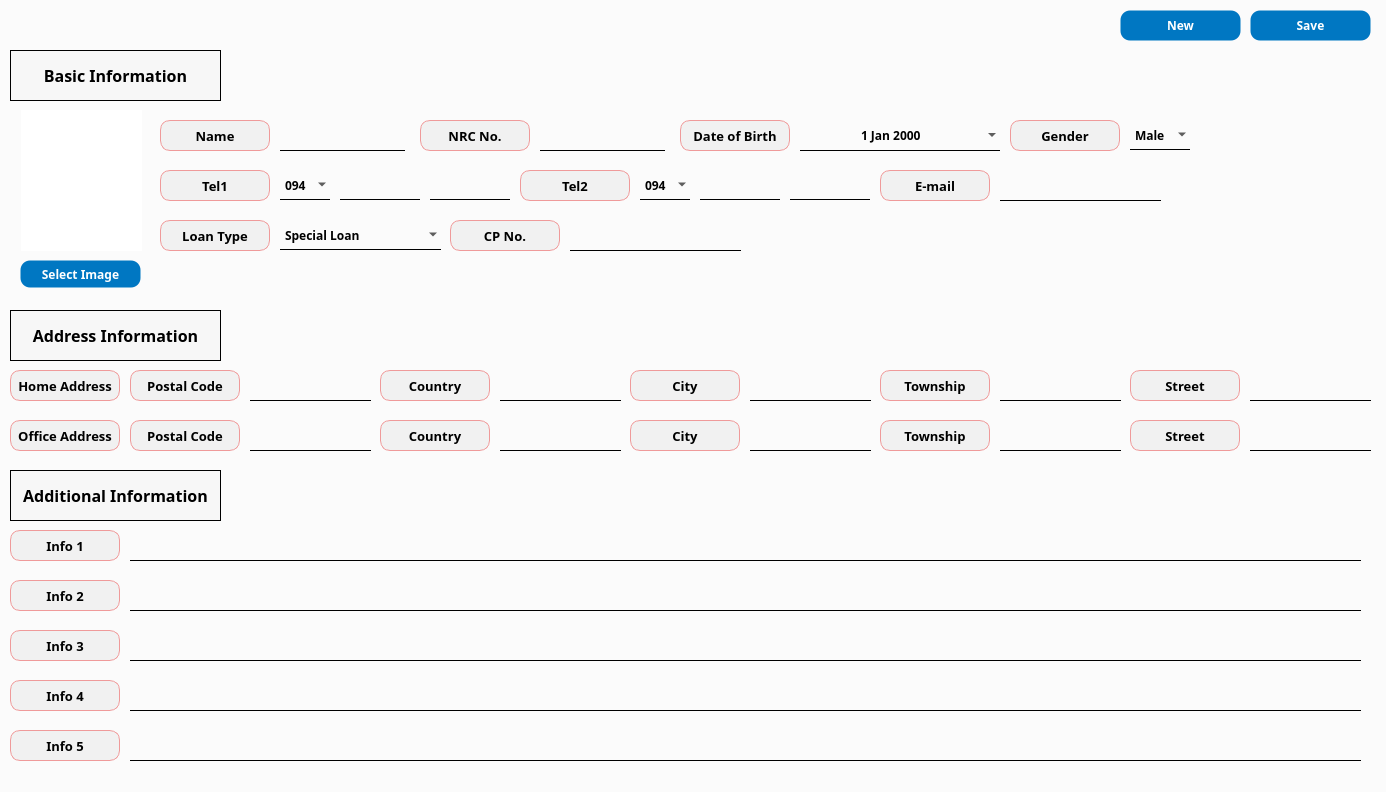
Above: app/src/pages/registration/customer.ui from DY-Microfinance-Customer-Management/dymf-algorithm before the change. Below: the same form after it.
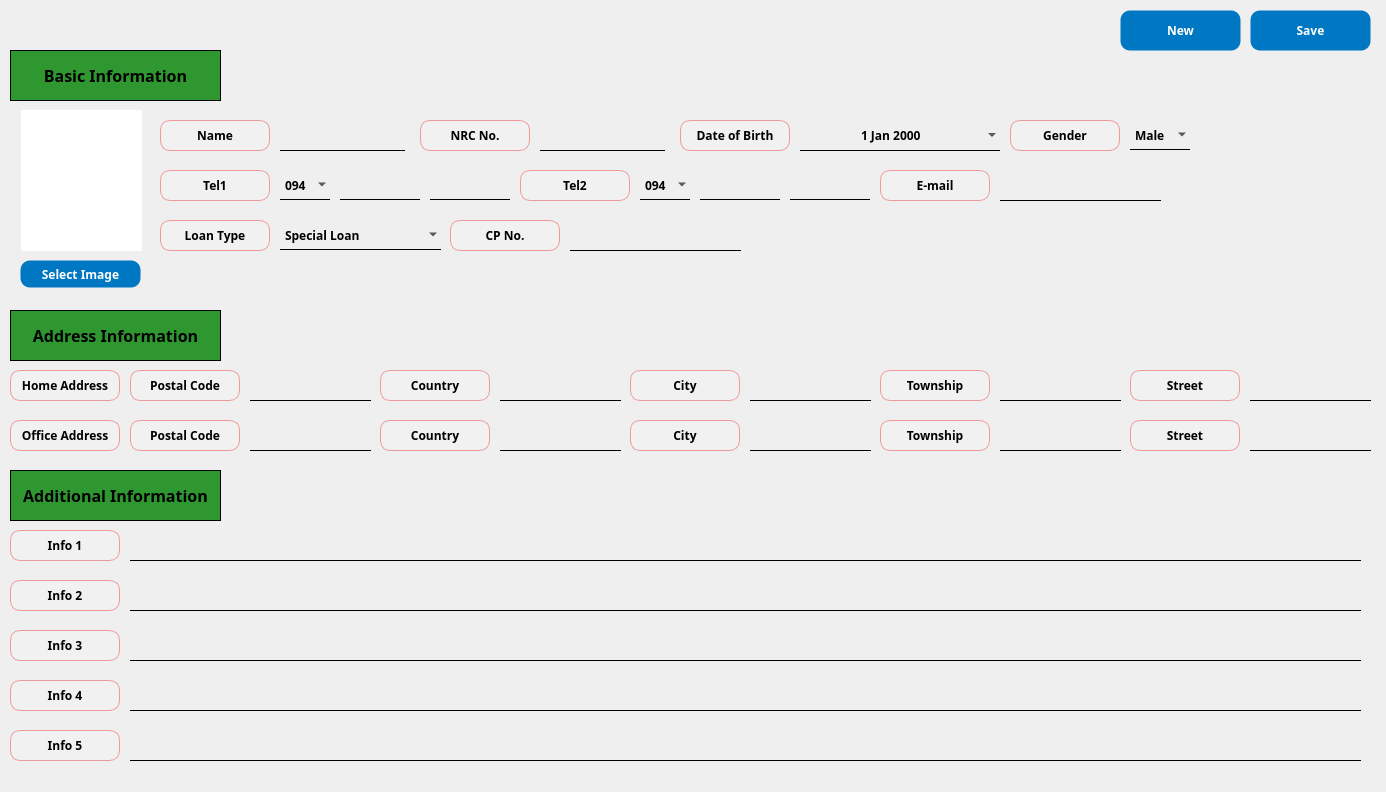
That is the form after the change.

Diff of the .ui file:
```diff
--- a/app/src/pages/registration/customer.ui
+++ b/app/src/pages/registration/customer.ui
@@ -26,7 +26,32 @@
    <string>Customer Management</string>
   </property>
   <property name="styleSheet">
-   <string notr="true">background-color: #fbfbfb;</string>
+   <string notr="true">background-color: #fbfbfb;
+
+QPushButton {
+    background-color: #0077c2;
+    color: white;
+    border: 1px solid transparent;
+    border-radius: 10px;
+    padding: 5px 10px;
+}
+
+QPushButton:hover {
+    border: 1px solid white;
+}
+
+QPushButton:pressed {
+    background-color: #005f9e;
+    padding-top: 6px;
+    padding-bottom: 4px;
+}
+
+QPushButton:disabled {
+    background-color: lightgray;
+    color: gray;
+    border: 1px solid gray;
+}
+</string>
   </property>
   <widget class="QWidget" name="centralwidget">
    <property name="minimumSize">
@@ -41,12 +66,13 @@
       <x>1120</x>
       <y>10</y>
       <width>121</width>
-      <height>31</height>
+      <height>41</height>
      </rect>
     </property>
     <property name="font">
      <font>
       <family>Arial Black</family>
+      <pointsize>9</pointsize>
       <weight>75</weight>
       <bold>true</bold>
      </font>
@@ -87,12 +113,13 @@
       <x>1250</x>
       <y>10</y>
       <width>121</width>
-      <height>31</height>
+      <height>41</height>
      </rect>
     </property>
     <property name="font">
      <font>
       <family>Arial Black</family>
+      <pointsize>9</pointsize>
       <weight>75</weight>
       <bold>true</bold>
      </font>
@@ -206,7 +233,7 @@
     <property name="font">
      <font>
       <family>Arial Black</family>
-      <pointsize>10</pointsize>
+      <pointsize>9</pointsize>
       <weight>75</weight>
       <bold>true</bold>
      </font>
@@ -388,7 +415,7 @@
     <property name="font">
      <font>
       <family>Arial Black</family>
-      <pointsize>10</pointsize>
+      <pointsize>9</pointsize>
       <weight>75</weight>
       <bold>true</bold>
      </font>
@@ -483,7 +510,7 @@
     <property name="font">
      <font>
       <family>Arial Black</family>
-      <pointsize>10</pointsize>
+      <pointsize>9</pointsize>
       <weight>75</weight>
       <bold>true</bold>
      </font>
@@ -527,7 +554,7 @@
     <property name="font">
      <font>
       <family>Arial Black</family>
-      <pointsize>10</pointsize>
+      <pointsize>9</pointsize>
       <weight>75</weight>
       <bold>true</bold>
      </font>
@@ -571,7 +598,7 @@
     <property name="font">
      <font>
       <family>Arial Black</family>
-      <pointsize>10</pointsize>
+      <pointsize>9</pointsize>
       <weight>75</weight>
       <bold>true</bold>
      </font>
@@ -648,7 +675,7 @@
     <property name="font">
      <font>
       <family>Arial Black</family>
-      <pointsize>10</pointsize>
+      <pointsize>9</pointsize>
       <weight>75</weight>
       <bold>true</bold>
      </font>
@@ -761,7 +788,7 @@
     <property name="font">
      <font>
       <family>Arial Black</family>
-      <pointsize>10</pointsize>
+      <pointsize>9</pointsize>
       <weight>75</weight>
       <bold>true</bold>
      </font>
@@ -805,7 +832,7 @@
     <property name="font">
      <font>
       <family>Arial Black</family>
-      <pointsize>10</pointsize>
+      <pointsize>9</pointsize>
       <weight>75</weight>
       <bold>true</bold>
      </font>
@@ -933,7 +960,7 @@
     <property name="font">
      <font>
       <family>Arial Black</family>
-      <pointsize>10</pointsize>
+      <pointsize>9</pointsize>
       <weight>75</weight>
       <bold>true</bold>
      </font>
@@ -977,7 +1004,7 @@
     <property name="font">
      <font>
       <family>Arial Black</family>
-      <pointsize>10</pointsize>
+      <pointsize>9</pointsize>
       <weight>75</weight>
       <bold>true</bold>
      </font>
@@ -1054,7 +1081,7 @@
     <property name="font">
      <font>
       <family>Arial Black</family>
-      <pointsize>10</pointsize>
+      <pointsize>9</pointsize>
       <weight>75</weight>
       <bold>true</bold>
      </font>
@@ -1098,7 +1125,7 @@
     <property name="font">
      <font>
       <family>Arial Black</family>
-      <pointsize>10</pointsize>
+      <pointsize>9</pointsize>
       <weight>75</weight>
       <bold>true</bold>
      </font>
@@ -1459,7 +1486,7 @@
     <property name="font">
      <font>
       <family>Arial Black</family>
-      <pointsize>10</pointsize>
+      <pointsize>9</pointsize>
       <weight>75</weight>
       <bold>true</bold>
      </font>
@@ -1503,7 +1530,7 @@
     <property name="font">
      <font>
       <family>Arial Black</family>
-      <pointsize>10</pointsize>
+      <pointsize>9</pointsize>
       <weight>75</weight>
       <bold>true</bold>
      </font>
@@ -1547,7 +1574,7 @@
     <property name="font">
      <font>
       <family>Arial Black</family>
-      <pointsize>10</pointsize>
+      <pointsize>9</pointsize>
       <weight>75</weight>
       <bold>true</bold>
      </font>
@@ -1657,7 +1684,7 @@
     <property name="font">
      <font>
       <family>Arial Black</family>
-      <pointsize>10</pointsize>
+      <pointsize>9</pointsize>
       <weight>75</weight>
       <bold>true</bold>
      </font>
@@ -1701,7 +1728,7 @@
     <property name="font">
      <font>
       <family>Arial Black</family>
-      <pointsize>10</pointsize>
+      <pointsize>9</pointsize>
       <weight>75</weight>
       <bold>true</bold>
      </font>
@@ -1778,7 +1805,7 @@
     <property name="font">
      <font>
       <family>Arial Black</family>
-      <pointsize>10</pointsize>
+      <pointsize>9</pointsize>
       <weight>75</weight>
       <bold>true</bold>
      </font>
@@ -1822,7 +1849,7 @@
     <property name="font">
      <font>
       <family>Arial Black</family>
-      <pointsize>10</pointsize>
+      <pointsize>9</pointsize>
       <weight>75</weight>
       <bold>true</bold>
      </font>
@@ -1983,7 +2010,7 @@
     <property name="font">
      <font>
       <family>Arial Black</family>
-      <pointsize>10</pointsize>
+      <pointsize>9</pointsize>
       <weight>75</weight>
       <bold>true</bold>
      </font>
@@ -2027,7 +2054,7 @@
     <property name="font">
      <font>
       <family>Arial Black</family>
-      <pointsize>10</pointsize>
+      <pointsize>9</pointsize>
       <weight>75</weight>
       <bold>true</bold>
      </font>
@@ -2071,7 +2098,7 @@
     <property name="font">
      <font>
       <family>Arial Black</family>
-      <pointsize>10</pointsize>
+      <pointsize>9</pointsize>
       <weight>75</weight>
       <bold>true</bold>
      </font>
@@ -2148,7 +2175,7 @@
     <property name="font">
      <font>
       <family>Arial Black</family>
-      <pointsize>10</pointsize>
+      <pointsize>9</pointsize>
       <weight>75</weight>
       <bold>true</bold>
      </font>
@@ -2192,7 +2219,7 @@
     <property name="font">
      <font>
       <family>Arial Black</family>
-      <pointsize>10</pointsize>
+      <pointsize>9</pointsize>
       <weight>75</weight>
       <bold>true</bold>
      </font>
@@ -2379,7 +2406,7 @@
     <property name="font">
      <font>
       <family>Arial Black</family>
-      <pointsize>10</pointsize>
+      <pointsize>9</pointsize>
       <weight>75</weight>
       <bold>true</bold>
      </font>
@@ -2459,7 +2486,7 @@
     <property name="font">
      <font>
       <family>Arial Black</family>
-      <pointsize>10</pointsize>
+      <pointsize>9</pointsize>
       <weight>75</weight>
       <bold>true</bold>
      </font>
@@ -2497,7 +2524,7 @@
      </font>
     </property>
     <property name="styleSheet">
-     <string notr="true">background-color:rgb(247, 247, 247)</string>
+     <string notr="true">background-color: #2e9730;</string>
     </property>
     <property name="frameShape">
      <enum>QFrame::Box</enum>
@@ -2527,7 +2554,7 @@
      </font>
     </property>
     <property name="styleSheet">
-     <string notr="true">background-color:rgb(247, 247, 247)</string>
+     <string notr="true">background-color: #2e9730;</string>
     </property>
     <property name="frameShape">
      <enum>QFrame::Box</enum>
@@ -2557,7 +2584,7 @@
      </font>
     </property>
     <property name="styleSheet">
-     <string notr="true">background-color:rgb(247, 247, 247)</string>
+     <string notr="true">background-color: #2e9730;</string>
     </property>
     <property name="frameShape">
      <enum>QFrame::Box</enum>
```
Left out of the diff: 1 changed line with no effect on the pictures.
